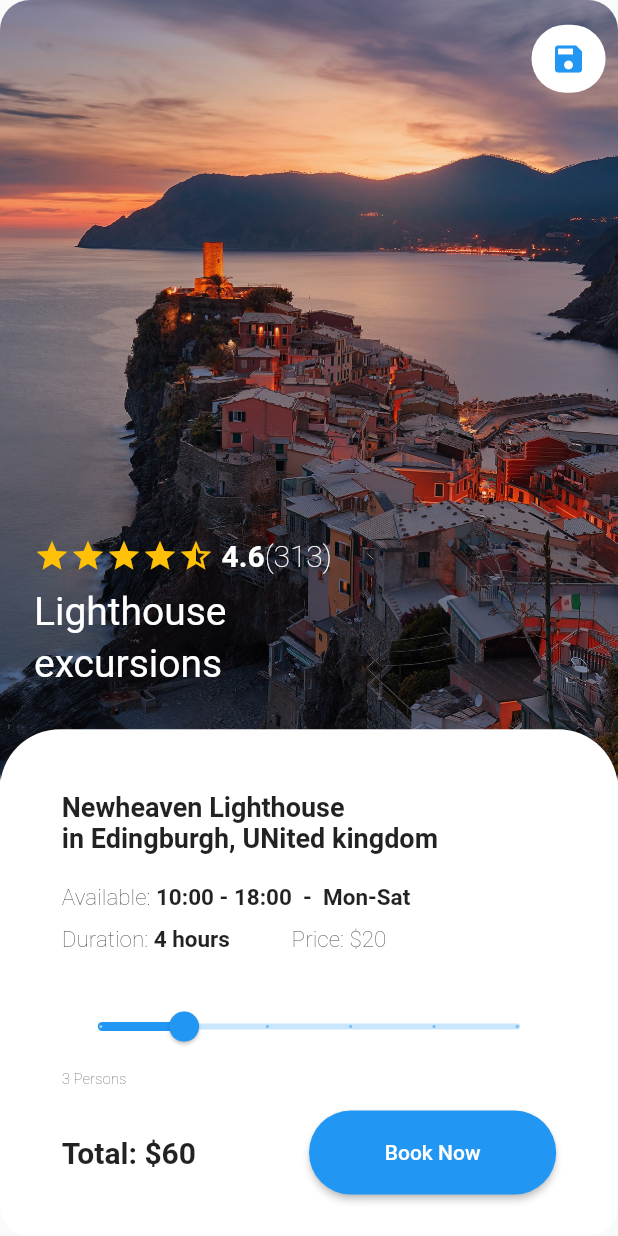
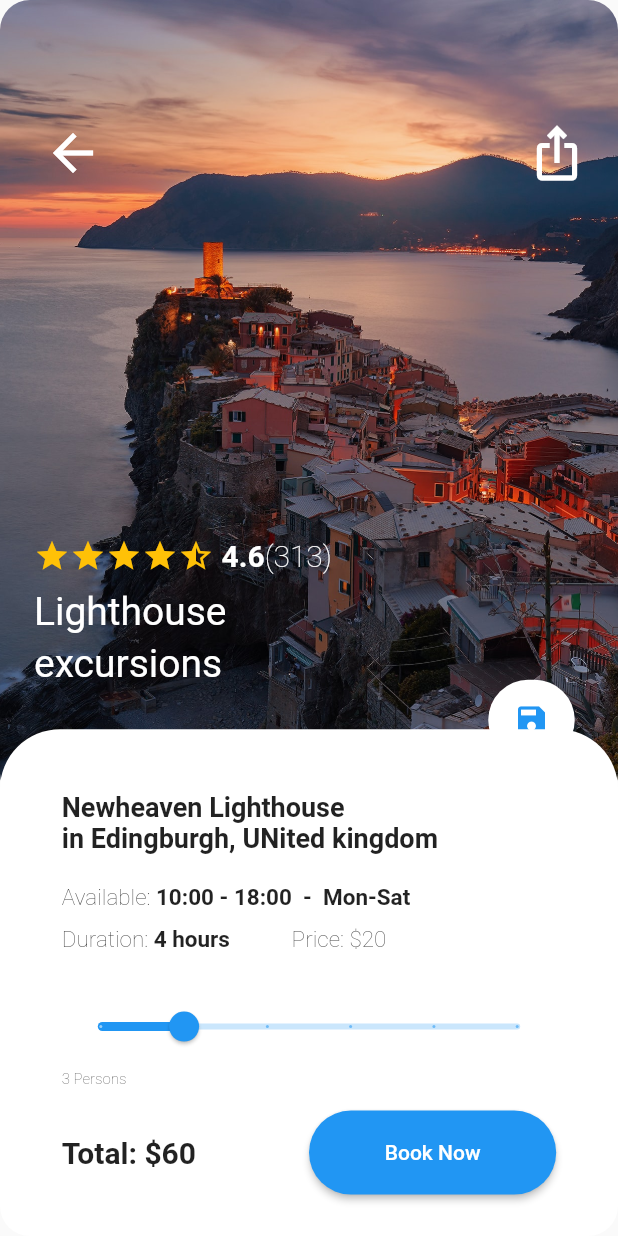
Before and after one commit to yared123yared/Flutter_Travel_App, a Flutter app: the screen it shows after launch, after a tap on "Lighthouse", on a phone screen of 412 x 824 dp. Run offline on Flutter 3.47's test engine with Material 2 defaults, Android fonts, the phone set to English and light mode, and no system bars; our stand-ins replace flutter_icons, font_awesome_flutter, modal_bottom_sheet, page_transition.

Commit message:
adding a SingleChildScrolView

```diff
--- a/lib/Screen/homepage.dart
+++ b/lib/Screen/homepage.dart
@@ -18,6 +18,8 @@ class HomePage extends StatelessWidget {
         margin: EdgeInsets.symmetric(
             vertical: height * 0.07,
             horizontal: width * 0.04),
+        child: SingleChildScrollView(
+          scrollDirection: Axis.vertical,
           child: Column(
             mainAxisAlignment: MainAxisAlignment.start,
 
@@ -123,6 +125,7 @@ class HomePage extends StatelessWidget {
 
 
            ],
+          ),
         )
       ),
 
--- a/lib/Screen/place_detail.dart
+++ b/lib/Screen/place_detail.dart
@@ -6,11 +6,15 @@ import 'package:travel_app/Widget/place_information.dart';
 class PlaceDetail extends StatelessWidget {
   static const routeName='/place-detail';
 
-   String id;
+  final String id;
    String text1;
    String text2;
    String imageUrl;
    int rating;
+
+
+PlaceDetail({@required this.id});
+
 
 //  PlaceDetail({
 //    @required this.id,
@@ -25,21 +29,23 @@ class PlaceDetail extends StatelessWidget {
   Widget build(BuildContext context) {
     double height = MediaQuery.of(context).size.height;
     double width = MediaQuery.of(context).size.width;
-    final placeId=ModalRoute.of(context).settings.arguments as String;
-    print("place Id: $placeId");
-    final selectedMeal=DUMMY_PLACES.firstWhere((place) => place.id==placeId);
+//    final placeId=ModalRoute.of(context).settings.arguments as String;
+//    print("place Id: $placeId");
+    final selectedMeal=DUMMY_PLACES.firstWhere((place) => place.id==this.id);
     print("Selected Meal: ${selectedMeal.text1}");
     this.text1=selectedMeal.text1;
     this.text2=selectedMeal.text2;
     this.imageUrl=selectedMeal.imageUrl;
-    this.id=selectedMeal.id;
+//    this.id=selectedMeal.id;
     return Scaffold(
       body: Stack(
 
             children: [
          Column(
           children: [
-            Stack(
+            SingleChildScrollView(
+              scrollDirection: Axis.vertical,
+              child: Stack(
                 children: [
                   ClipRRect(
                     borderRadius: BorderRadius.only(
@@ -61,22 +67,25 @@ class PlaceDetail extends StatelessWidget {
 //                child: Image.network(this.imageUrl, ),
                   ),
                   Positioned(
-                  top: height * 0.02,
-                  right: width * 0.02,
+                  top: height * 0.09,
+//                right: width * 0.07,
                   child: Container(
-                    height: height * 0.055,
-                    width: width * 0.12,
-                    decoration: BoxDecoration(
-                        color: Colors.white,
-                        borderRadius: BorderRadius.circular(100)),
-                    child: IconButton(
-                      icon: Icon(
-                        Icons.save,
-                        color: Colors.blue,
-                        size: 24,
+                    width: width,
+                    padding: EdgeInsets.symmetric(horizontal: width * 0.05),
+                    child: Row(
+                      mainAxisAlignment: MainAxisAlignment.spaceBetween,
+                      children: [
+                        IconButton(
+                          icon: Icon(Icons.arrow_back_outlined, color: Colors.white,size: 40,),
+                        ),
+                        IconButton(
+                          icon: Icon(Icons.ios_share, color: Colors.white,size: 40,),
+                        )
+                      ],
                     ),
                   ),
-                  )),
+                  ),
+
                   Positioned(
                     bottom: height * 0.09,
                     left: width * 0.055,
@@ -161,8 +170,26 @@ class PlaceDetail extends StatelessWidget {
                   )
                 ],
               ),
+            ),
           ],
         ),
+              Positioned(
+                  top: height * 0.55,
+                  right: width * 0.07,
+                  child: Container(
+                    height: height * 0.065,
+                    width: width * 0.14,
+                    decoration: BoxDecoration(
+                        color: Colors.white,
+                        borderRadius: BorderRadius.circular(100)),
+                    child: IconButton(
+                      icon: Icon(
+                        Icons.save,
+                        color: Colors.blue,
+                        size: 24,
+                      ),
+                    ),
+                  )),
     Positioned(
     bottom: 0,
 //    right: width * 0.02,
--- a/lib/Widget/SinglePlace.dart
+++ b/lib/Widget/SinglePlace.dart
@@ -1,5 +1,7 @@
 import 'package:flutter/material.dart';
-import 'file:///C:/Users/yared/AndroidStudioProjects/travel_app/lib/Screen/place_detail.dart';
+
+import 'package:page_transition/page_transition.dart';
+import 'package:travel_app/Screen/place_detail.dart';
 
 class SinglePlace extends StatelessWidget {
   final String id;
@@ -139,9 +141,11 @@ class SinglePlace extends StatelessWidget {
   }
 
   void selectMeal(BuildContext context){
-    Navigator.of(context).pushNamed(PlaceDetail.routeName,
-        arguments: this.id
-    );
+//    Navigator.of(context).pushNamed(PlaceDetail.routeName,
+//        arguments: this.id
+//    );
+
+    Navigator.push(context, PageTransition(type: PageTransitionType.rightToLeft,duration: Duration(milliseconds: 500),child: PlaceDetail(id: this.id,)));
 
   }
 }
--- a/lib/Widget/place_information.dart
+++ b/lib/Widget/place_information.dart
@@ -1,4 +1,7 @@
 import 'package:flutter/material.dart';
+import 'package:flutter_icons/flutter_icons.dart';
+import 'package:font_awesome_flutter/font_awesome_flutter.dart';
+import 'package:modal_bottom_sheet/modal_bottom_sheet.dart';
 import 'package:travel_app/Widget/slider.dart';
 
 class PlaceInformation extends StatelessWidget {
@@ -103,7 +106,40 @@ class PlaceInformation extends StatelessWidget {
                 height: height * 0.068,
                 width: width*0.4,
                 child: RaisedButton(
-                  onPressed: () {},
+//                  onPressed: ()=>showModalBottomSheet(
+//                    shape: RoundedRectangleBorder(
+//                      borderRadius: BorderRadius.all(Radius.circular(10.0)),
+//                    ),
+//                    context: context,
+//                    builder: (context) => Container(
+//                      height: height*0.8,
+//                      child: Scaffold(
+//                        body: Text("Hello yared"),
+//                      ),
+//                    ),
+//                  ),
+                onPressed: ()=> showMaterialModalBottomSheet(
+                    context: context,
+                    shape: RoundedRectangleBorder(
+                      borderRadius: BorderRadius.vertical(top: Radius.circular(40.0)),
+                    ),
+                    builder: (BuildContext context) {
+                      // return your layout
+                      return Container(
+                        height: height * 0.8,
+                        padding: EdgeInsets.all(height * 0.01),
+                        child:Column(
+                          children: [
+                            Row(
+                              children: [
+Text("X"),
+
+                              ],
+                            )
+                          ],
+                        ),
+                      );
+                    }),
 //                padding: EdgeInsets.fromLTRB(10, 10, 10, 10),
                   color: Colors.blue,
                   shape: RoundedRectangleBorder(
--- a/pubspec.yaml
+++ b/pubspec.yaml
@@ -28,7 +28,10 @@ dependencies:
   # The following adds the Cupertino Icons font to your application.
   # Use with the CupertinoIcons class for iOS style icons.
   cupertino_icons: ^1.0.0
-
+  page_transition: "^1.1.7+6"
+  modal_bottom_sheet: ^1.0.0+1
+  font_awesome_flutter: ^8.5.0
+  flutter_icons: ^1.1.0
 dev_dependencies:
   flutter_test:
     sdk: flutter
```
Also changed, not shown: pubspec.lock. Lines whose indentation alone changed are shown as unchanged.
